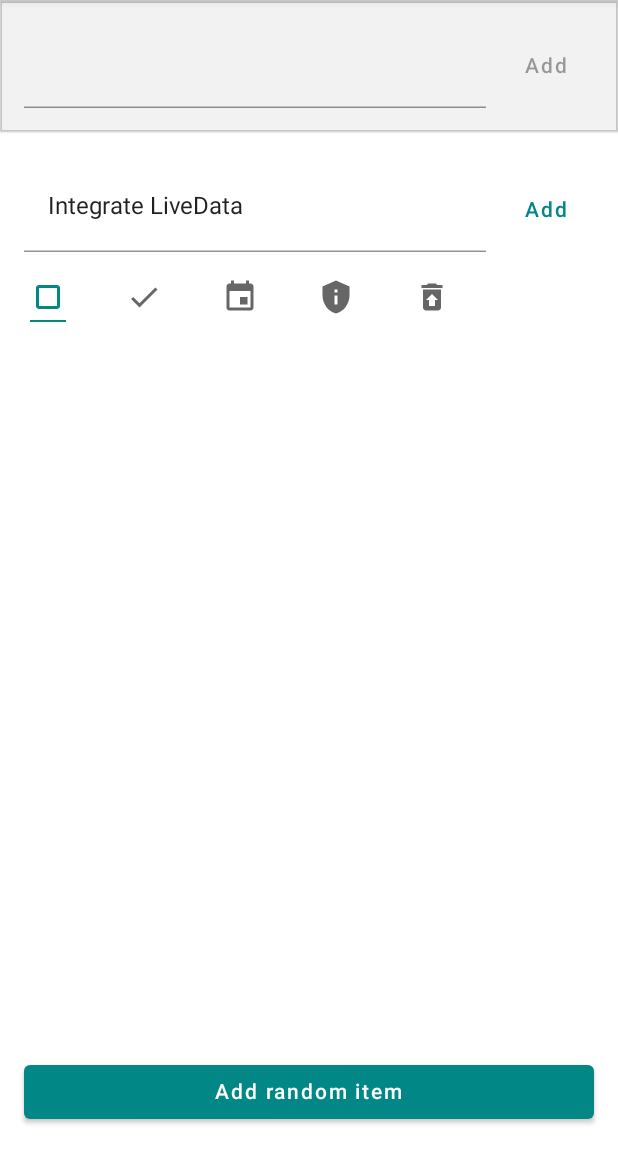
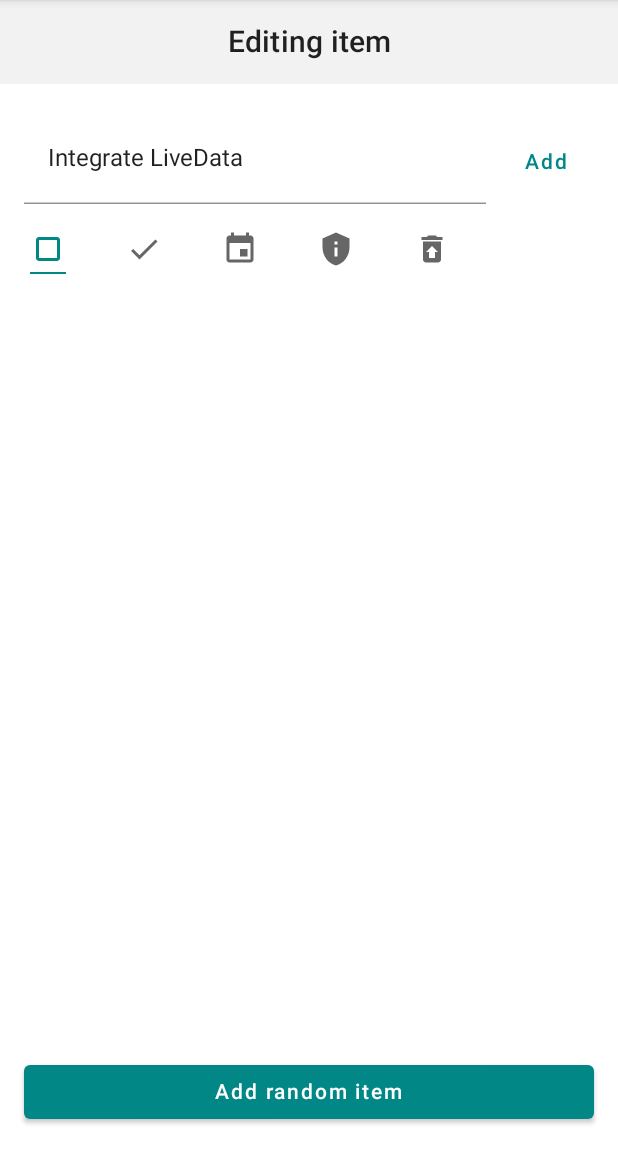
Before and after one commit to rafsanahmad/Jetpack-compose-state-management, an Android app built with Jetpack Compose: the screen it shows after launch (TodoActivity), after a tap on "Integrate LiveData", on a phone screen of 412 x 824 dp, the part 84-1236 px from its top. Run offline under Robolectric (Android 15) with nearby library versions, the phone set to English and light mode, and no system bars; 1 other tap on this screen came first.

Commit message:
enableTopSection check in TodoScreen

```diff
--- a/app/src/main/java/com/rafsan/jetpackcompose_state_management/todo/TodoScreen.kt
+++ b/app/src/main/java/com/rafsan/jetpackcompose_state_management/todo/TodoScreen.kt
@@ -4,16 +4,14 @@ import androidx.compose.foundation.clickable
 import androidx.compose.foundation.layout.*
 import androidx.compose.foundation.lazy.LazyColumn
 import androidx.compose.foundation.lazy.items
-import androidx.compose.material.Button
-import androidx.compose.material.Icon
-import androidx.compose.material.LocalContentColor
-import androidx.compose.material.Text
+import androidx.compose.material.*
 import androidx.compose.runtime.Composable
 import androidx.compose.runtime.mutableStateOf
 import androidx.compose.runtime.remember
 import androidx.compose.ui.Alignment
 import androidx.compose.ui.Modifier
 import androidx.compose.ui.res.stringResource
+import androidx.compose.ui.text.style.TextAlign
 import androidx.compose.ui.tooling.preview.Preview
 import androidx.compose.ui.unit.dp
 import com.rafsan.jetpackcompose_state_management.util.generateRandomTodoItem
@@ -37,9 +35,21 @@ fun TodoScreen(
     onEditDone: () -> Unit
 ) {
     Column {
-        // add TodoItemInputBackground and TodoItem at the top of TodoScreen
-        TodoItemInputBackground(elevate = true, modifier = Modifier.fillMaxWidth()) {
-            TodoItemEntryInput(onItemComplete = onAddItem)
+        val enableTopSection = currentlyEditing == null
+        TodoItemInputBackground(elevate = enableTopSection) {
+            if (enableTopSection) {
+                TodoItemEntryInput(onAddItem)
+            } else {
+                Text(
+                    "Editing item",
+                    style = MaterialTheme.typography.h6,
+                    textAlign = TextAlign.Center,
+                    modifier = Modifier
+                        .align(Alignment.CenterVertically)
+                        .padding(16.dp)
+                        .fillMaxWidth()
+                )
+            }
         }
 
         LazyColumn(
```
